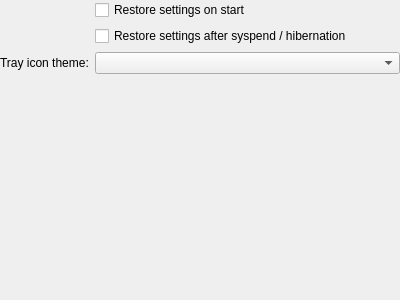
Before: the Qt Designer form src/clevokeyboardcontrol/ui/settings_widget.ui in anetczuk/ClevoKeyboardControl, drawn with Qt 5.
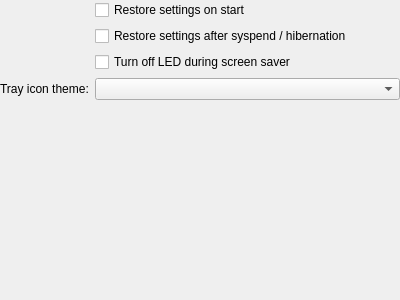
After: the same form once the commit is applied.

Commit message: Handle display blanking -- turn off backlight

```diff
--- a/src/clevokeyboardcontrol/ui/settings_widget.ui
+++ b/src/clevokeyboardcontrol/ui/settings_widget.ui
@@ -40,16 +40,23 @@
      </property>
     </widget>
    </item>
-   <item row="2" column="1">
+   <item row="3" column="1">
     <widget class="QComboBox" name="trayThemeCB"/>
    </item>
-   <item row="2" column="0">
+   <item row="3" column="0">
     <widget class="QLabel" name="trayThemeText">
      <property name="text">
       <string>Tray icon theme:</string>
      </property>
     </widget>
    </item>
+   <item row="2" column="1">
+    <widget class="QCheckBox" name="screenSaverLEDOffCB">
+     <property name="text">
+      <string>Turn off LED during screen saver</string>
+     </property>
+    </widget>
+   </item>
   </layout>
  </widget>
  <resources/>
```
The commit also changes 12 other files.
